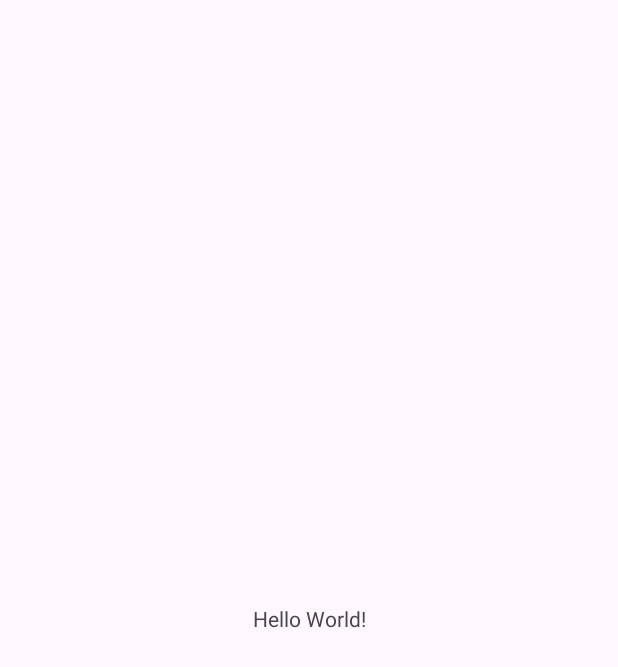
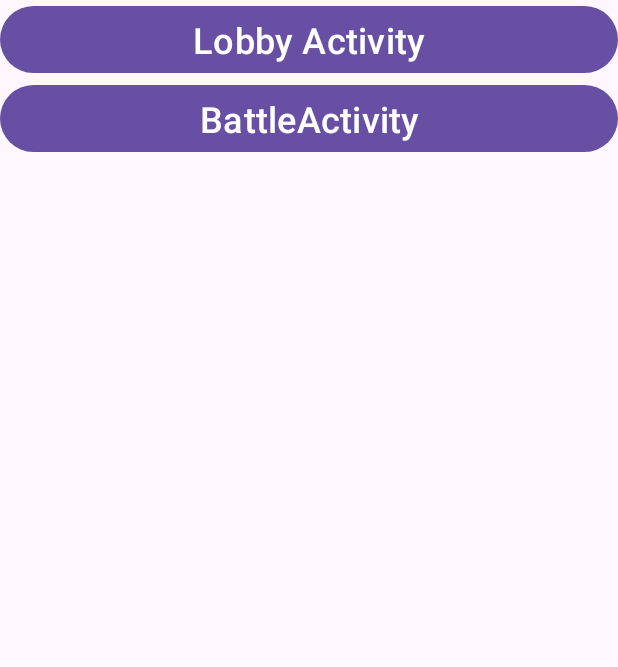
Before and after one commit to qzmp010/Lutra_Legally_Distinct_Pocket_Monster_Arena, an Android app: the MainActivity screen opened directly, with no data from a screen before it, on a phone screen of 412 x 824 dp. Before the commit the part shown is almost empty. Shown: the top 667 px of the screen. Run offline under Robolectric (Android 15) with nearby library versions, the light colour scheme and no system bars.

Commit message:
Created new layout for MainActivity for testing

```diff
--- a/app/src/main/res/layout/activity_main.xml
+++ b/app/src/main/res/layout/activity_main.xml
@@ -6,14 +6,27 @@
   android:layout_width="match_parent"
   android:layout_height="match_parent"
   tools:context=".MainActivity">
-  <TextView
-    android:id="@+id/myTextView"
-    android:layout_width="wrap_content"
-    android:layout_height="wrap_content"
-    android:text="Hello World!"
-    app:layout_constraintBottom_toBottomOf="parent"
-    app:layout_constraintEnd_toEndOf="parent"
-    app:layout_constraintStart_toStartOf="parent"
-    app:layout_constraintTop_toTopOf="parent" />
+
+  <Button
+      android:layout_width="match_parent"
+      android:layout_height="wrap_content"
+      app:layout_constraintTop_toTopOf="parent"
+      app:layout_constraintStart_toStartOf="parent"
+      app:layout_constraintEnd_toEndOf="parent"
+      android:text="Lobby Activity"
+      android:textSize="24sp"
+      android:id="@+id/lobbyActivityButton"
+    />
+
+  <Button
+      android:layout_width="match_parent"
+      android:layout_height="wrap_content"
+      app:layout_constraintTop_toBottomOf="@id/lobbyActivityButton"
+      app:layout_constraintStart_toStartOf="parent"
+      app:layout_constraintEnd_toEndOf="parent"
+      android:text="BattleActivity"
+      android:textSize="24sp"
+      android:id="@+id/battleActivityButton"
+      />
 
 </androidx.constraintlayout.widget.ConstraintLayout>
```
